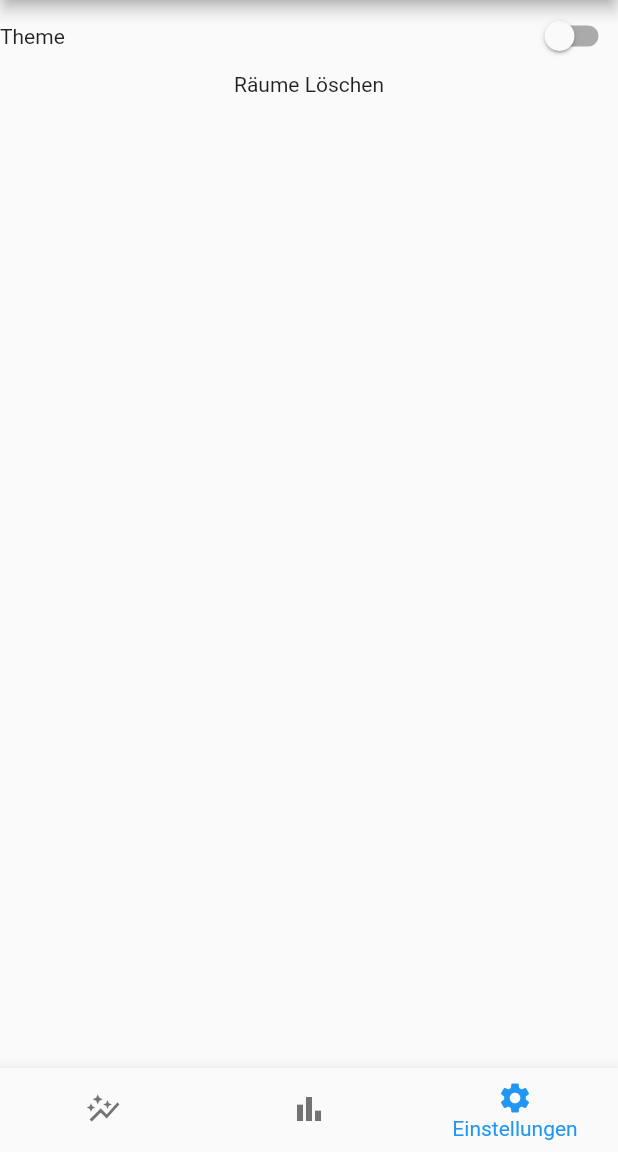
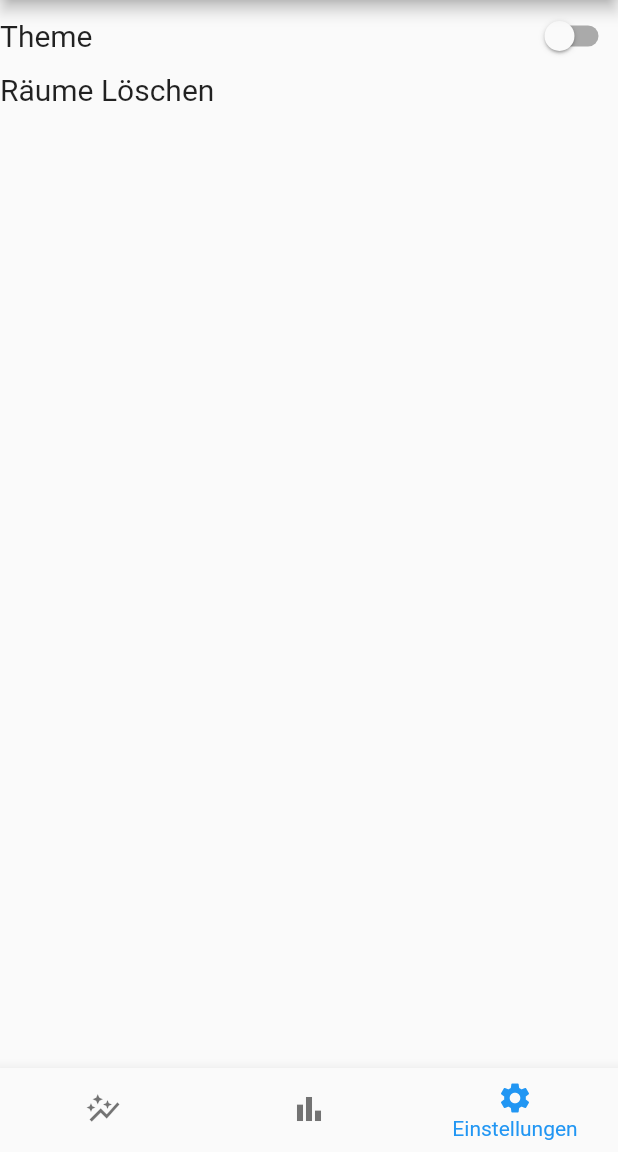
Before and after one commit to Nino678190/Quick-Compare, a Flutter app: the screen it shows after launch, item 3 of the bottom bar chosen, on a phone screen of 412 x 824 dp, the part 84-1236 px from its top. Run offline on Flutter 3.47's test engine with Material 2 defaults, Android fonts, the phone set to English and light mode, and no system bars.

Commit message:
increased font size#

```diff
--- a/quick_compare/lib/main.dart
+++ b/quick_compare/lib/main.dart
@@ -45,7 +45,7 @@ class _QuickCompareState extends State<QuickCompare> {
             Row(
               mainAxisAlignment: MainAxisAlignment.spaceBetween,
               children: [
-                Text("Theme"),
+                Text("Theme",style: TextStyle(fontSize: 20),),
                 Switch(value: false, onChanged:(value) {
                 setState(() {
                   value=!value;
@@ -54,10 +54,10 @@ class _QuickCompareState extends State<QuickCompare> {
               ],
             ),
             Container(
-
+              width: MediaQuery.of(context).size.width,
               child: InkWell(
                 onTap: (){print("hi");},
-                child: Text("Räume Löschen"),
+                child: Text("Räume Löschen",style: TextStyle(fontSize: 20),),
               ),
             )
           ],
```
